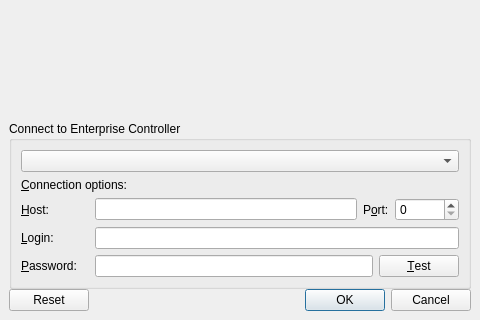
Qt form client/src/ui/dialogs/login_dialog.ui (networkoptix/nx_open) before a commit; both pictures show x 0 to 480 and y 150 to 470 of the 480 by 470 pixel window.
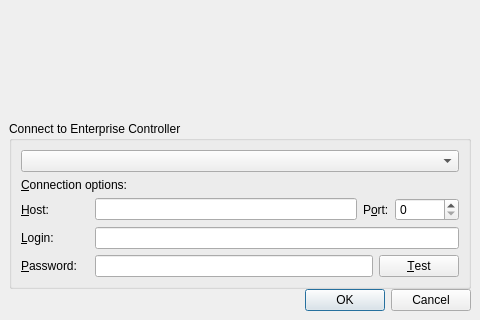
The same form after that commit.

Commit message:
Feature #1070: Remove stored connections editing form, store last used connections automagically
<==== Mercurial data ====>
Branch: master

```diff
--- a/client/src/ui/dialogs/login_dialog.ui
+++ b/client/src/ui/dialogs/login_dialog.ui
@@ -273,7 +273,7 @@
         <enum>Qt::Horizontal</enum>
        </property>
        <property name="standardButtons">
-        <set>QDialogButtonBox::Cancel|QDialogButtonBox::Ok|QDialogButtonBox::Reset</set>
+        <set>QDialogButtonBox::Cancel|QDialogButtonBox::Ok</set>
        </property>
        <property name="centerButtons">
         <bool>false</bool>
```
The commit also changes 2 other files.
